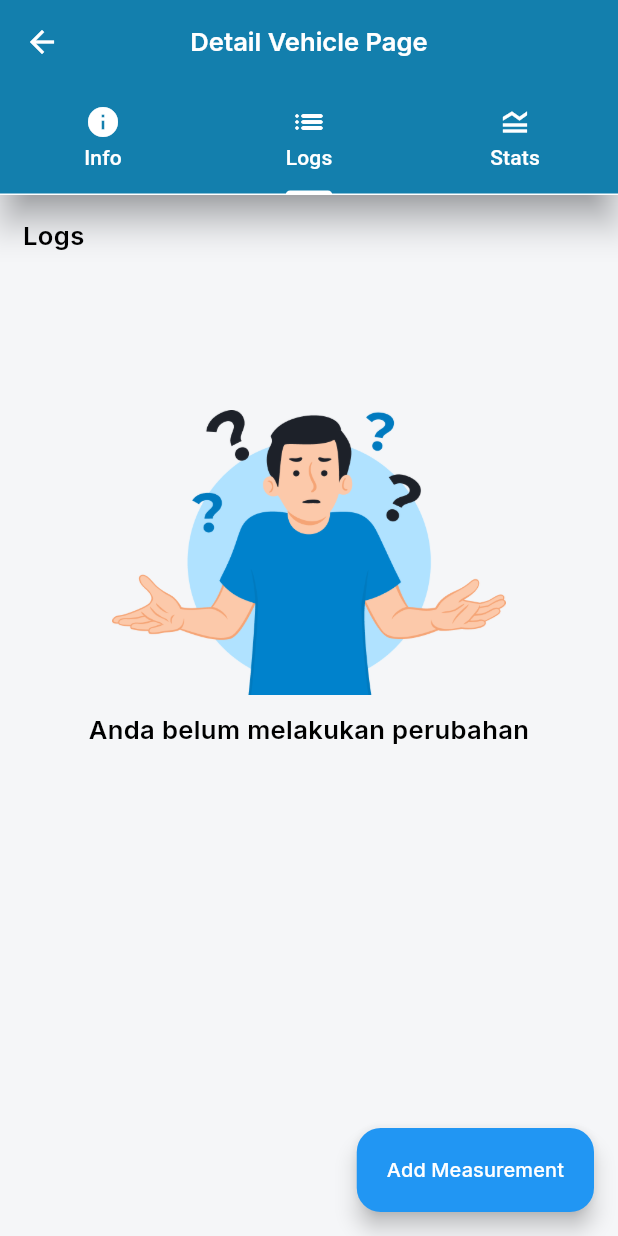
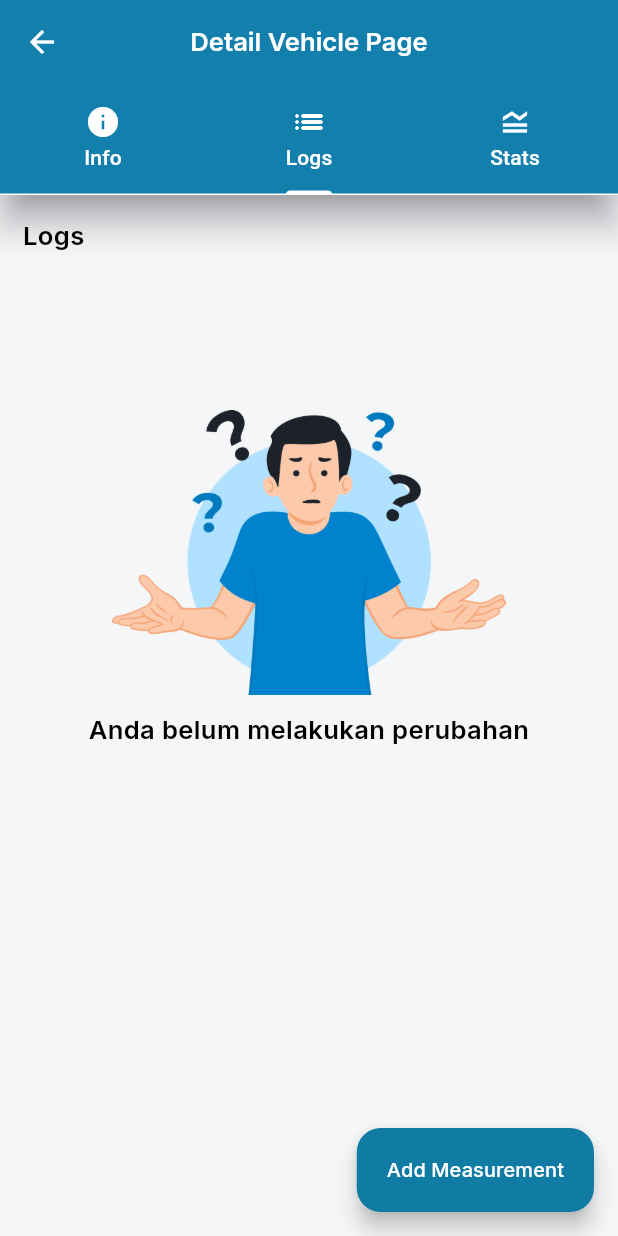
Before and after one commit to ozaenzenzen/project_vehicle_log_app, a Flutter app: the DetailVehiclePage screen opened directly with empty values, tab 2 chosen, on a phone screen of 412 x 824 dp. Run offline on Flutter 3.47's test engine with Material 3 defaults, Android fonts, the phone set to English and light mode, and no system bars; drawn by our look-alikes of pull_to_refresh; our stand-ins replace bloc, connectivity_plus, device_info_plus, dio, dotted_border, flutter_bloc and 9 more; missing offline and left inert: fam_coding_supply, flutter_inappwebview, super_tooltip; accounts and stored records are empty; statements that could not run were skipped.

Commit message:
update color in detail page

```diff
--- a/lib/presentation/vehicle_screen/detail_measurement_page.dart
+++ b/lib/presentation/vehicle_screen/detail_measurement_page.dart
@@ -47,6 +47,7 @@ class _DetailMeasurementPageState extends State<DetailMeasurementPage> {
       floatingActionButton: FloatingActionButton.extended(
         key: const Key("DMPFAB"),
         heroTag: const Key("DMPFAB"),
+        backgroundColor: AppColor.primary,
         onPressed: () {
           Get.to(
             () => AddMeasurementPage.continueData(
--- a/lib/presentation/vehicle_screen/detail_vehicle_page.dart
+++ b/lib/presentation/vehicle_screen/detail_vehicle_page.dart
@@ -481,6 +481,7 @@ class _DetailVehiclePageState extends State<DetailVehiclePage> with TickerProvid
       floatingActionButton: FloatingActionButton.extended(
         key: const Key("DVPFAB"),
         heroTag: const Key("DVPFAB"),
+        backgroundColor: AppColor.primary,
         onPressed: () {
           Get.to(
             () => AddMeasurementPage(
```
